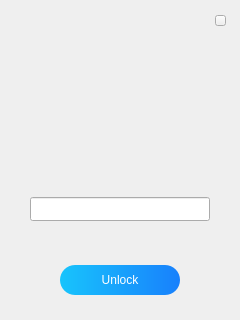
This is lockpage.ui in HcashOrg/hx-indicator as Qt 5 draws it before an edit. The edited form follows.
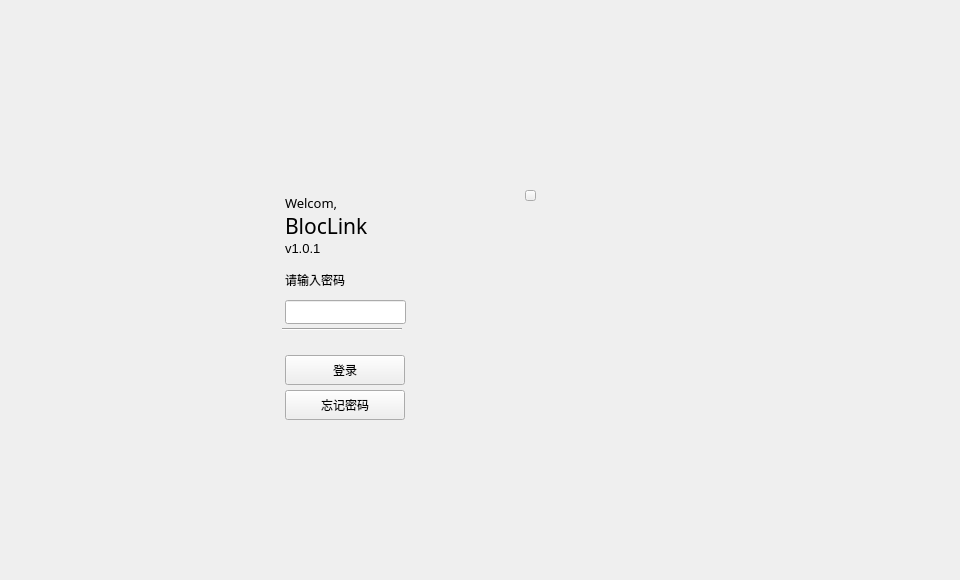
This is the edited form.

```diff
--- a/lockpage.ui
+++ b/lockpage.ui
@@ -6,18 +6,149 @@
    <rect>
     <x>0</x>
     <y>0</y>
-    <width>240</width>
-    <height>320</height>
+    <width>960</width>
+    <height>580</height>
    </rect>
   </property>
   <property name="windowTitle">
    <string>Form</string>
   </property>
+  <widget class="QLabel" name="label_wel">
+   <property name="geometry">
+    <rect>
+     <x>285</x>
+     <y>192</y>
+     <width>81</width>
+     <height>21</height>
+    </rect>
+   </property>
+   <property name="font">
+    <font>
+     <family>黑体</family>
+     <pointsize>10</pointsize>
+    </font>
+   </property>
+   <property name="text">
+    <string>Welcom,</string>
+   </property>
+  </widget>
+  <widget class="QLabel" name="label_pass">
+   <property name="geometry">
+    <rect>
+     <x>285</x>
+     <y>270</y>
+     <width>91</width>
+     <height>20</height>
+    </rect>
+   </property>
+   <property name="text">
+    <string>请输入密码</string>
+   </property>
+  </widget>
+  <widget class="QLabel" name="label_version">
+   <property name="geometry">
+    <rect>
+     <x>285</x>
+     <y>240</y>
+     <width>61</width>
+     <height>16</height>
+    </rect>
+   </property>
+   <property name="font">
+    <font>
+     <pointsize>10</pointsize>
+    </font>
+   </property>
+   <property name="text">
+    <string>v1.0.1</string>
+   </property>
+  </widget>
+  <widget class="QLabel" name="tipLabel">
+   <property name="geometry">
+    <rect>
+     <x>295</x>
+     <y>336</y>
+     <width>180</width>
+     <height>20</height>
+    </rect>
+   </property>
+   <property name="font">
+    <font>
+     <family>微软雅黑</family>
+    </font>
+   </property>
+   <property name="styleSheet">
+    <string notr="true">color: rgb(255,34,76);</string>
+   </property>
+   <property name="text">
+    <string/>
+   </property>
+   <property name="alignment">
+    <set>Qt::AlignCenter</set>
+   </property>
+  </widget>
+  <widget class="QToolButton" name="enterBtn">
+   <property name="geometry">
+    <rect>
+     <x>285</x>
+     <y>355</y>
+     <width>120</width>
+     <height>30</height>
+    </rect>
+   </property>
+   <property name="cursor">
+    <cursorShape>PointingHandCursor</cursorShape>
+   </property>
+   <property name="focusPolicy">
+    <enum>Qt::NoFocus</enum>
+   </property>
+   <property name="styleSheet">
+    <string notr="true"/>
+   </property>
+   <property name="text">
+    <string>登录</string>
+   </property>
+  </widget>
+  <widget class="QToolButton" name="forgetBtn">
+   <property name="geometry">
+    <rect>
+     <x>285</x>
+     <y>390</y>
+     <width>120</width>
+     <height>30</height>
+    </rect>
+   </property>
+   <property name="cursor">
+    <cursorShape>PointingHandCursor</cursorShape>
+   </property>
+   <property name="focusPolicy">
+    <enum>Qt::NoFocus</enum>
+   </property>
+   <property name="styleSheet">
+    <string notr="true"/>
+   </property>
+   <property name="text">
+    <string>忘记密码</string>
+   </property>
+  </widget>
+  <widget class="Line" name="line">
+   <property name="geometry">
+    <rect>
+     <x>282</x>
+     <y>328</y>
+     <width>120</width>
+     <height>3</height>
+    </rect>
+   </property>
+   <property name="orientation">
+    <enum>Qt::Horizontal</enum>
+   </property>
+  </widget>
   <widget class="QToolButton" name="closeBtn">
    <property name="geometry">
     <rect>
-     <x>215</x>
-     <y>15</y>
+     <x>525</x>
+     <y>190</y>
      <width>11</width>
      <height>11</height>
     </rect>
@@ -32,37 +163,12 @@
     <string/>
    </property>
   </widget>
-  <widget class="QLabel" name="logoLabel">
-   <property name="geometry">
-    <rect>
-     <x>94</x>
-     <y>80</y>
-     <width>52</width>
-     <height>34</height>
-    </rect>
-   </property>
-   <property name="font">
-    <font>
-     <family>微软雅黑</family>
-     <pointsize>14</pointsize>
-    </font>
-   </property>
-   <property name="styleSheet">
-    <string notr="true">color: rgb(255, 255, 255);</string>
-   </property>
-   <property name="text">
-    <string/>
-   </property>
-   <property name="alignment">
-    <set>Qt::AlignCenter</set>
-   </property>
-  </widget>
   <widget class="QLineEdit" name="pwdLineEdit">
    <property name="geometry">
     <rect>
-     <x>30</x>
-     <y>197</y>
-     <width>180</width>
+     <x>285</x>
+     <y>300</y>
+     <width>121</width>
      <height>24</height>
     </rect>
    </property>
@@ -75,7 +181,7 @@
     <enum>Qt::DefaultContextMenu</enum>
    </property>
    <property name="styleSheet">
-    <string notr="true">color: rgb(192, 196, 212);</string>
+    <string notr="true"/>
    </property>
    <property name="echoMode">
     <enum>QLineEdit::Password</enum>
@@ -87,76 +193,25 @@
     <bool>false</bool>
    </property>
   </widget>
-  <widget class="QLabel" name="tipLabel">
+  <widget class="QLabel" name="label_bloc">
    <property name="geometry">
     <rect>
-     <x>30</x>
-     <y>230</y>
-     <width>180</width>
-     <height>20</height>
+     <x>285</x>
+     <y>210</y>
+     <width>141</width>
+     <height>31</height>
     </rect>
    </property>
    <property name="font">
     <font>
-     <family>微软雅黑</family>
+     <family>黑体</family>
+     <pointsize>16</pointsize>
     </font>
    </property>
-   <property name="styleSheet">
-    <string notr="true">color: rgb(255,34,76);</string>
-   </property>
    <property name="text">
-    <string/>
+    <string>BlocLink</string>
    </property>
-   <property name="alignment">
-    <set>Qt::AlignCenter</set>
-   </property>
   </widget>
-  <widget class="QLabel" name="label">
-   <property name="geometry">
-    <rect>
-     <x>20</x>
-     <y>190</y>
-     <width>200</width>
-     <height>34</height>
-    </rect>
-   </property>
-   <property name="styleSheet">
-    <string notr="true"/>
-   </property>
-   <property name="text">
-    <string/>
-   </property>
-  </widget>
-  <widget class="QToolButton" name="enterBtn">
-   <property name="geometry">
-    <rect>
-     <x>60</x>
-     <y>265</y>
-     <width>120</width>
-     <height>30</height>
-    </rect>
-   </property>
-   <property name="cursor">
-    <cursorShape>PointingHandCursor</cursorShape>
-   </property>
-   <property name="focusPolicy">
-    <enum>Qt::NoFocus</enum>
-   </property>
-   <property name="styleSheet">
-    <string notr="true">QToolButton{background-color: qlineargradient(spread:pad, x1:0, y1:0.5, x2:1, y2:0.5, stop:0 rgb(24,196,252), stop:1 rgb(24,128,252)); border-radius:15px;color: rgb(255, 255, 255);}
-QToolButton:hover{background-color:qlineargradient(spread:pad, x1:0, y1:0.5, x2:1, y2:0.5, stop:0 rgb(42,215,254), stop:1 rgb(28,151,255));}
-QToolButton:disabled{background-color:qlineargradient(spread:pad, x1:0, y1:0.5, x2:1, y2:0.5, stop:0 rgb(83,90,109), stop:1 rgb(70,76,93));color: rgb(40,45,57);}</string>
-   </property>
-   <property name="text">
-    <string>Unlock</string>
-   </property>
-  </widget>
-  <zorder>label</zorder>
-  <zorder>closeBtn</zorder>
-  <zorder>logoLabel</zorder>
-  <zorder>pwdLineEdit</zorder>
-  <zorder>tipLabel</zorder>
-  <zorder>enterBtn</zorder>
  </widget>
  <resources/>
  <connections/>
```
